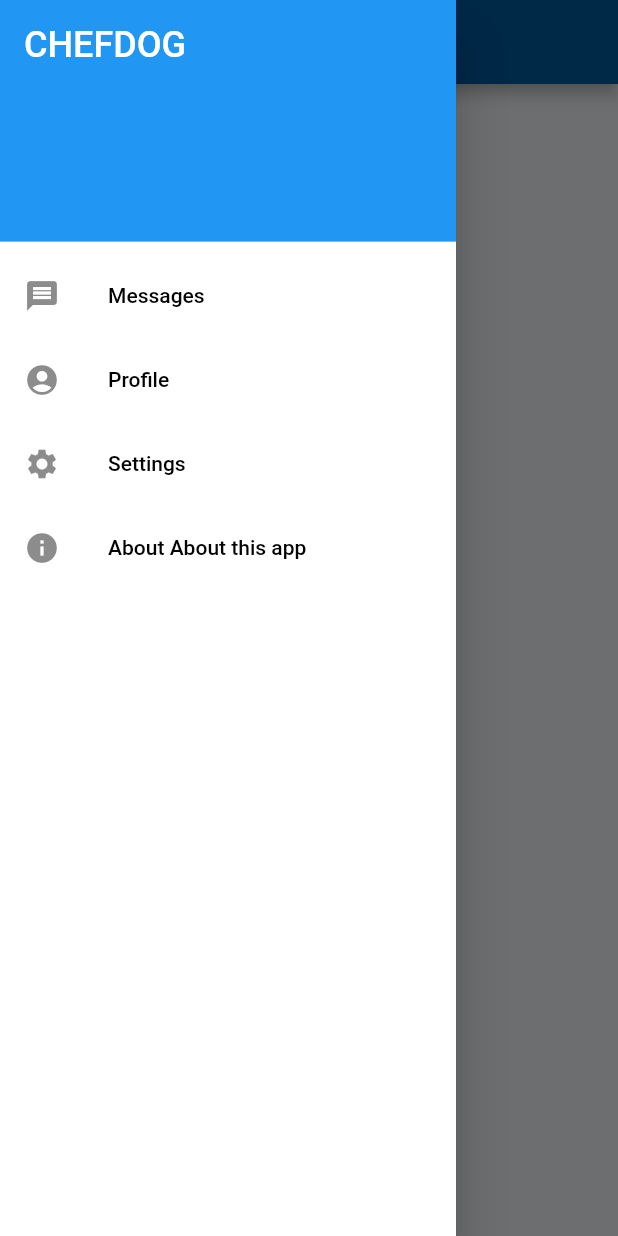
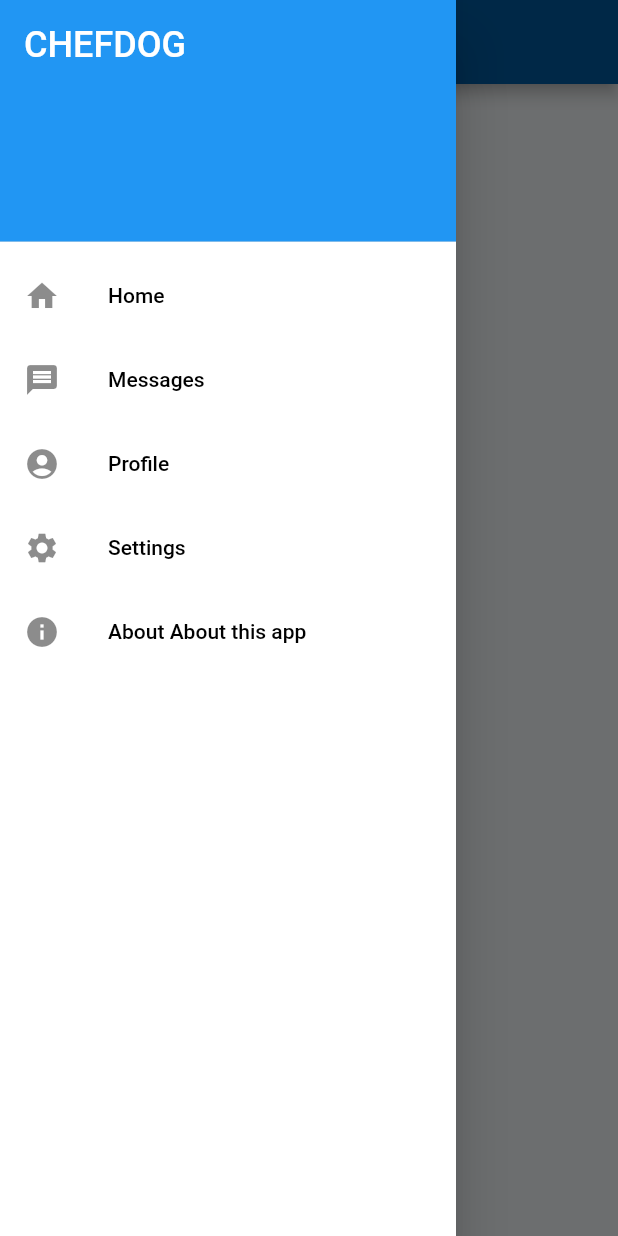
Before and after one commit to chefdog/cfg-admin, a Flutter app: the PiDetailsPage screen opened directly, with the side drawer open, on a phone screen of 412 x 824 dp. Run offline on Flutter 3.47's test engine with Material 2 defaults, Android fonts, the light colour scheme and no system bars.

Commit message:
home button

```diff
--- a/flutter-app/flutter_application_admin/lib/mixins/sidenav.dart
+++ b/flutter-app/flutter_application_admin/lib/mixins/sidenav.dart
@@ -1,3 +1,4 @@
+import 'package:cfg_admin/pages/pi_details.dart';
 import 'package:flutter/material.dart';
 
 mixin SideNav {
@@ -40,6 +41,10 @@ mixin SideNav {
             ),
           ),
           ListTile(
+            leading: Icon(Icons.home),
+            title: Text('Home'),
+          ),
+          ListTile(
             leading: Icon(Icons.message),
             title: Text('Messages'),
           ),
```
